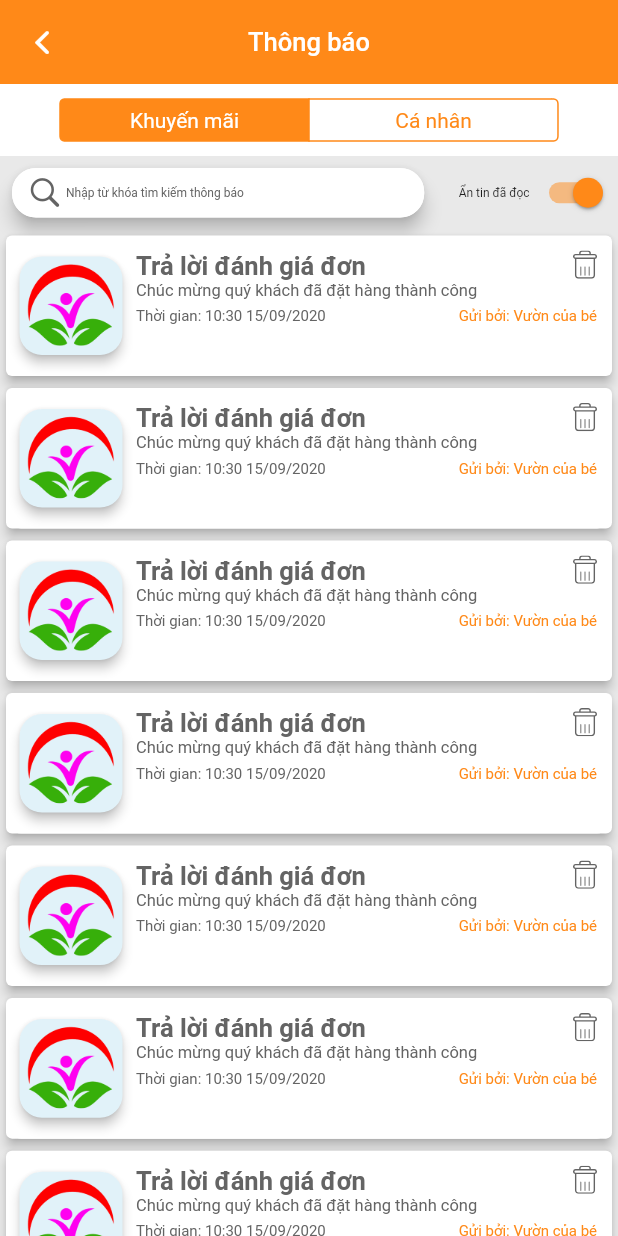
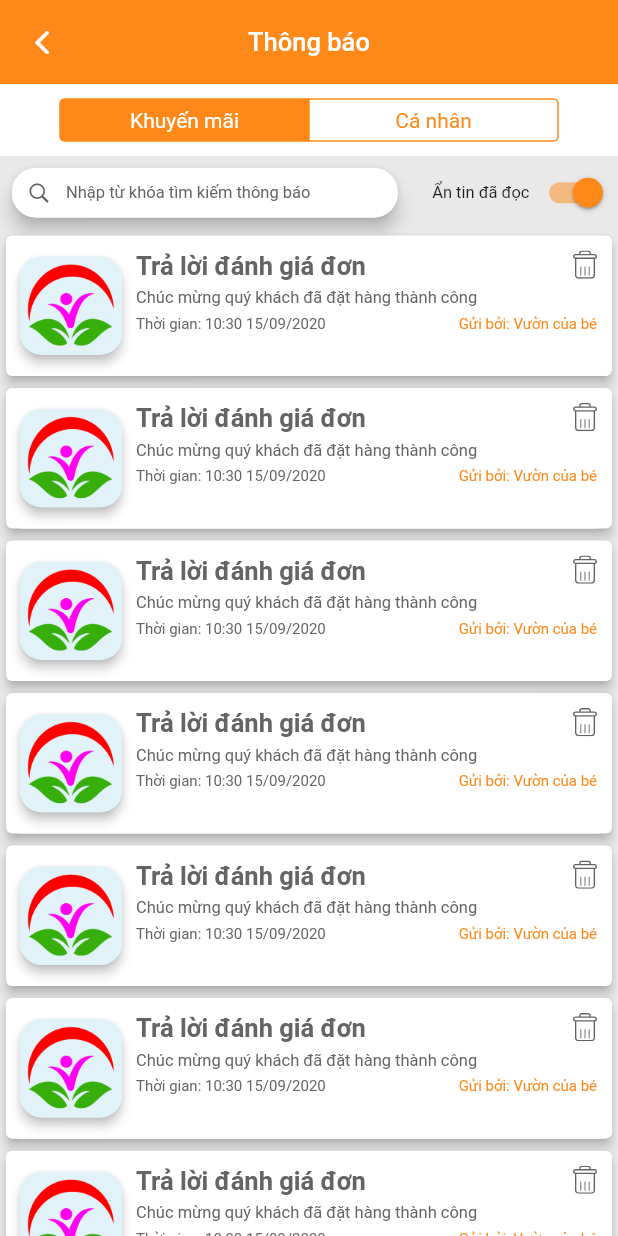
Before and after one commit to NhaPCS/baby_garden, a Flutter app: the NotifyScreen screen opened directly, on a phone screen of 412 x 824 dp. Run offline on Flutter 3.47's test engine with Material 2 defaults, Android fonts, the phone set to English and light mode, and no system bars; our stand-ins replace auto_size_text, cached_network_image, carousel_slider, dots_indicator, flutter_svg, font_awesome_flutter and 4 more; accounts and stored records are empty; network calls fail.

Commit message:
update image and notify

```diff
--- a/lib/screen/category_product/category_product_screen.dart
+++ b/lib/screen/category_product/category_product_screen.dart
@@ -38,6 +38,7 @@ class _CategoryProductState extends BaseState<CategoryProductScreen> {
               ),
               itemBuilder: (context, index) {
                 return ItemProduct(
+                  index: index,
                   width: MediaQuery.of(context).size.width * 0.5,
                   borderRadius: SizeUtil.tinyRadius,
                   showSoldCount: true,
--- a/lib/screen/list_product/list_product_screen.dart
+++ b/lib/screen/list_product/list_product_screen.dart
@@ -38,6 +38,7 @@ class _ListProductState extends BaseState<ListProductScreen> {
                 left: SizeUtil.tinySpace, right: SizeUtil.tinySpace),
             itemBuilder: (context, index) {
               return ItemProduct(
+                index: index,
                 width: MediaQuery.of(context).size.width * 0.5,
                 borderRadius: SizeUtil.tinyRadius,
                 showSoldCount: true,
--- a/lib/screen/notify/notify_screen.dart
+++ b/lib/screen/notify/notify_screen.dart
@@ -5,9 +5,6 @@ import 'package:baby_garden_flutter/screen/base_state.dart';
 import 'package:baby_garden_flutter/util/resource.dart';
 import 'package:baby_garden_flutter/widget/my_text_field.dart';
 import 'package:baby_garden_flutter/widget/notify_item.dart';
-import 'package:baby_garden_flutter/widget/product/grid_product.dart';
-import 'package:baby_garden_flutter/widget/search_bar.dart';
-import 'package:baby_garden_flutter/widget/svg_icon.dart';
 import 'package:flutter/cupertino.dart';
 import 'package:flutter/material.dart';
 import 'package:nested/nested.dart';
@@ -94,7 +91,7 @@ class _NotifyScreenState extends BaseState<NotifyScreen> {
                             children: <Widget>[
                               MyTextField(
                                 textStyle:
-                                    TextStyle(fontSize: SizeUtil.textSizeTiny),
+                                    TextStyle(fontSize: SizeUtil.textSizeSmall),
                                 elevation: SizeUtil.defaultElevation,
                                 textEditingController: searchTextController,
                                 maxLines: 1,
@@ -102,9 +99,9 @@ class _NotifyScreenState extends BaseState<NotifyScreen> {
                                 hint: S.of(context).notify_hint_search,
                                 contentPadding: EdgeInsets.only(
                                     left: SizeUtil.notifyHintSpace,
-                                    right: SizeUtil.tinySpace,
-                                    top: SizeUtil.midSpace,
-                                    bottom: SizeUtil.midSpace),
+                                    right: SizeUtil.smallSpace,
+                                    top: SizeUtil.smallSpace,
+                                    bottom: SizeUtil.smallSpace),
                                 borderColor: Colors.white,
                                 ontap: () {
                                   _notifySearchProvider.onChangeFocus(true);
@@ -122,6 +119,7 @@ class _NotifyScreenState extends BaseState<NotifyScreen> {
                                 child: Icon(
                                   CupertinoIcons.search,
                                   color: ColorUtil.textHint,
+                                  size: SizeUtil.iconSize,
                                 ),
                                 left: SizeUtil.smallSpace,
                               ),
@@ -142,7 +140,7 @@ class _NotifyScreenState extends BaseState<NotifyScreen> {
                                           S.of(context).hide_readed_notify,
                                           textAlign: TextAlign.end,
                                           style: TextStyle(
-                                              fontSize: SizeUtil.textSizeTiny),
+                                              fontSize: SizeUtil.textSizeSmall),
                                         ),
                                         Transform.scale(
                                           scale: 1,
--- a/lib/widget/notify_item.dart
+++ b/lib/widget/notify_item.dart
@@ -45,10 +45,9 @@ class NotifyItem extends StatelessWidget {
                 Expanded(
                     child: Container(
                   child: Column(
+                    crossAxisAlignment: CrossAxisAlignment.start,
                     children: <Widget>[
-                      Container(
-                        alignment: Alignment.centerLeft,
-                        child: Text(
+                      Text(
                         S.of(context).notify_title,
                         textAlign: TextAlign.start,
                         style: TextStyle(
@@ -56,13 +55,14 @@ class NotifyItem extends StatelessWidget {
                             fontWeight: FontWeight.bold,
                             color: ColorUtil.textHint),
                       ),
+                      SizedBox(
+                        height: SizeUtil.tinySpace,
                       ),
-                      Container(
-                        child: Text(
+                      Text(
                         S.of(context).notify_booking_success,
-                          style: TextStyle(fontSize: SizeUtil.textSizeSmall,color: ColorUtil.textHint),
-                        ),
-                        alignment: Alignment.centerLeft,
+                        style: TextStyle(
+                            fontSize: SizeUtil.textSizeSmall,
+                            color: ColorUtil.textHint),
                       ),
                       SizedBox(
                         height: SizeUtil.tinySpace,
--- a/lib/widget/product/list_category.dart
+++ b/lib/widget/product/list_category.dart
@@ -24,7 +24,7 @@ class ListCategory extends StatelessWidget {
           builder: (BuildContext context, ChangeCategoryProvider value,
               Widget child) {
             return ListView.builder(
-              itemCount: 10,
+              itemCount: StringUtil.categoryDummy.length + 1,
               itemBuilder: (context, index) {
                 bool isSelected =
                     categoryProvider != null && categoryProvider.index == index;
@@ -54,7 +54,7 @@ class ListCategory extends StatelessWidget {
                         Image.asset(
                           index == 0
                               ? 'photo/ic_all.png'
-                              : 'photo/ic_phone.png',
+                              : StringUtil.categoryDummy[index - 1]['icon'],
                           width: SizeUtil.iconSizeBigger,
                         ),
                         SizedBox(
@@ -63,7 +63,7 @@ class ListCategory extends StatelessWidget {
                         AutoSizeText(
                           index == 0
                               ? S.of(context).all
-                              : "Điện thoại & phụ kiện",
+                              : StringUtil.categoryDummy[index - 1]['title'],
                           maxLines: 2,
                           maxFontSize: SizeUtil.textSizeTiny,
                           minFontSize: SizeUtil.textSizeMini,
--- a/lib/widget/product/list_product.dart
+++ b/lib/widget/product/list_product.dart
@@ -18,7 +18,9 @@ class ListProduct extends StatelessWidget {
       child: ListView.builder(
         itemCount: 3,
         itemBuilder: (context, index) {
-          return ItemProduct();
+          return ItemProduct(
+            index: index,
+          );
         },
         scrollDirection: Axis.horizontal,
       ),
--- a/pubspec.yaml
+++ b/pubspec.yaml
@@ -39,6 +39,7 @@ dependencies:
   flutter_svg: ^0.17.1
   carousel_slider: ^1.4.1
   dots_indicator: ^1.0.0
+  photo_view: ^0.9.2
 
 
 dev_dependencies:
```
Also changed, not shown: lib/item/item_home_category.dart (+9 -1 lines), lib/item/item_product.dart (+11 -3 lines), lib/screen/home/home_screen.dart (+8 -9 lines), lib/screen/photo_view/photo_view_screen.dart (added, +54 -0 lines), lib/screen/product_detail/product_detail_screen.dart (+23 -8 lines), lib/screen/shopping/shopping_screen.dart (+8 -9 lines), lib/util/resource.dart (+22 -0 lines), lib/widget/my_carousel_slider.dart (+13 -2 lines), lib/widget/product/notify_icon.dart (added, +48 -0 lines), lib/widget/search_bar.dart (+1 -8 lines), pubspec.lock. Lines whose indentation alone changed are shown as unchanged.
